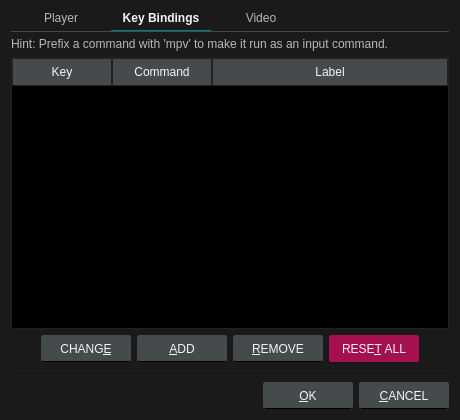
Old version of the form src/ui/preferencesdialog.ui in the repository u8sand/Baka-MPlayer.
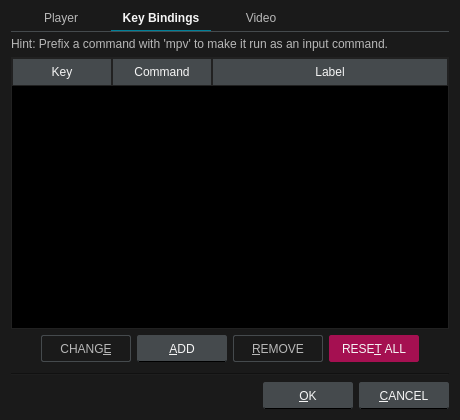
New version of the form. Icons and pictures are not drawn.

Commit message: Disabled Change/Remove buttons in preferences when no key is selected

Diff of the .ui file:
```diff
--- a/src/ui/preferencesdialog.ui
+++ b/src/ui/preferencesdialog.ui
@@ -505,6 +505,9 @@
          </item>
          <item>
           <widget class="QPushButton" name="changeKeyButton">
+           <property name="enabled">
+            <bool>false</bool>
+           </property>
            <property name="text">
             <string>CHANG&amp;E</string>
            </property>
@@ -519,6 +522,9 @@
          </item>
          <item>
           <widget class="QPushButton" name="removeKeyButton">
+           <property name="enabled">
+            <bool>false</bool>
+           </property>
            <property name="text">
             <string>&amp;REMOVE</string>
            </property>
```
The commit also changes 1 other file.
